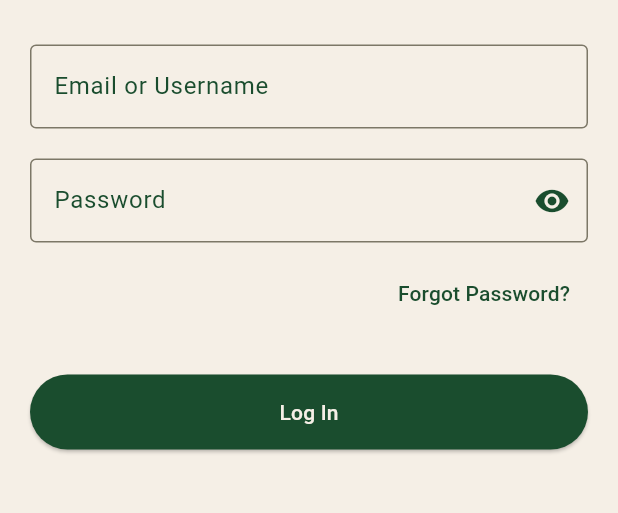
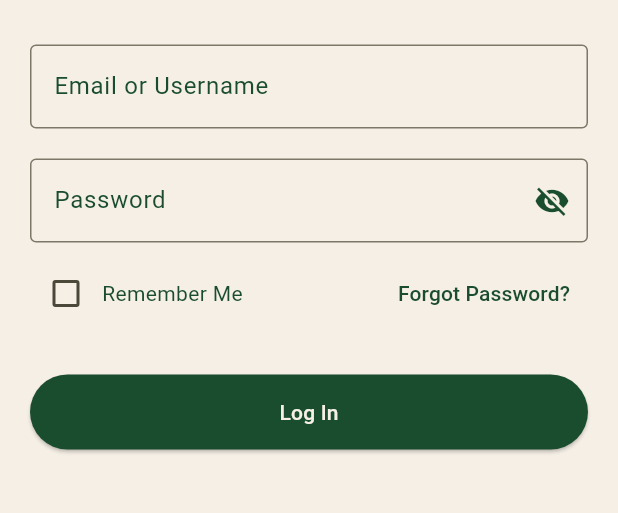
Before and after one commit to AzakarJewelry/Streaming-App-using-flutter, a Flutter app: the screen it shows after launch, after a tap on "Login", on a phone screen of 412 x 824 dp, the part 560-1073 px from its top. Run offline on Flutter 3.47's test engine with Material 3 defaults, Android fonts, the phone set to English and light mode, and no system bars; our stand-ins replace chewie, firebase_auth, firebase_core, shared_preferences, video_player; missing offline and left inert: azakarstream, subtitle_wrapper_package; accounts and stored records are empty; network calls fail.

Commit message:
login rememberme

```diff
--- a/lib/login.dart
+++ b/lib/login.dart
@@ -1,5 +1,6 @@
 import 'package:firebase_auth/firebase_auth.dart';
 import 'package:flutter/material.dart';
+import 'package:shared_preferences/shared_preferences.dart';
 import 'forgotpassword.dart';
 import 'dashboard_screen.dart';
 
@@ -14,12 +15,58 @@ class _LoginScreenState extends State<LoginScreen> {
   final TextEditingController _emailController = TextEditingController();
   final TextEditingController _passwordController = TextEditingController();
   bool _isLoading = false;
+  bool _rememberMe = false;
+  bool _isPasswordVisible = false;
+
+  @override
+  void initState() {
+    super.initState();
+    _loadRememberedCredentials();
+  }
 
   @override
   void dispose() {
     _emailController.dispose();
     _passwordController.dispose();
     super.dispose();
+  }
+
+  Future<void> _loadRememberedCredentials() async {
+    try {
+      final prefs = await SharedPreferences.getInstance();
+      final savedEmail = prefs.getString('email') ?? '';
+      final savedPassword = prefs.getString('password') ?? '';
+      final rememberMe = prefs.getBool('rememberMe') ?? false;
+
+      if (rememberMe) {
+        setState(() {
+          _emailController.text = savedEmail;
+          _passwordController.text = savedPassword;
+          _rememberMe = rememberMe;
+        });
+      }
+    } catch (e) {
+      // Log or handle the error
+      debugPrint("Error loading saved credentials: $e");
+    }
+  }
+
+  Future<void> _saveCredentials() async {
+    try {
+      final prefs = await SharedPreferences.getInstance();
+      if (_rememberMe) {
+        await prefs.setString('email', _emailController.text.trim());
+        await prefs.setString('password', _passwordController.text.trim());
+        await prefs.setBool('rememberMe', true);
+      } else {
+        await prefs.remove('email');
+        await prefs.remove('password');
+        await prefs.setBool('rememberMe', false);
+      }
+    } catch (e) {
+      // Log or handle the error
+      debugPrint("Error saving credentials: $e");
+    }
   }
 
   Future<void> _login() async {
@@ -29,6 +76,10 @@ class _LoginScreenState extends State<LoginScreen> {
         email: _emailController.text.trim(),
         password: _passwordController.text.trim(),
       );
+
+      // Save credentials if "Remember Me" is checked
+      await _saveCredentials();
+
       if (!mounted) return;
       Navigator.pushReplacement(
         context,
@@ -105,20 +156,45 @@ class _LoginScreenState extends State<LoginScreen> {
                   ),
                   labelStyle: const TextStyle(color: Color(0xFF1A4D2E)),
                   suffixIcon: IconButton(
-                    icon: const Icon(Icons.visibility, color: Color(0xFF1A4D2E)),
-                    onPressed: () {},
+                    icon: Icon(
+                      _isPasswordVisible ? Icons.visibility : Icons.visibility_off,
+                      color: const Color(0xFF1A4D2E),
+                    ),
+                    onPressed: () {
+                      setState(() {
+                        _isPasswordVisible = !_isPasswordVisible;
+                      });
+                    },
                   ),
                   focusedBorder: OutlineInputBorder(
                     borderSide: BorderSide(color: const Color(0xFF1A4D2E)),
                   ),
                 ),
-                obscureText: true,
+                obscureText: !_isPasswordVisible,
                 style: const TextStyle(color: Color(0xFF1A4D2E)),
               ),
               const SizedBox(height: 10),
-              Align(
-                alignment: Alignment.centerRight,
-                child: TextButton(
+              Row(
+                mainAxisAlignment: MainAxisAlignment.spaceBetween,
+                children: [
+                  Row(
+                    children: [
+                      Checkbox(
+                        value: _rememberMe,
+                        onChanged: (value) {
+                          setState(() {
+                            _rememberMe = value ?? false;
+                          });
+                        },
+                        activeColor: const Color(0xFF1A4D2E),
+                      ),
+                      const Text(
+                        'Remember Me',
+                        style: TextStyle(color: Color(0xFF1A4D2E)),
+                      ),
+                    ],
+                  ),
+                  TextButton(
                     onPressed: () {
                       Navigator.push(
                         context,
@@ -132,6 +208,7 @@ class _LoginScreenState extends State<LoginScreen> {
                       style: TextStyle(color: Color(0xFF1A4D2E)),
                     ),
                   ),
+                ],
               ),
               const SizedBox(height: 30),
               ElevatedButton(
--- a/pubspec.yaml
+++ b/pubspec.yaml
@@ -41,6 +41,7 @@
     subtitle_wrapper_package: ^2.2.1
     firebase_core: ^3.11.0
     firebase_auth: ^5.4.2
+    shared_preferences: ^2.5.2
 
   # The following section is specific to Flutter.
   dev_dependencies:
```
Also changed, not shown: pubspec.lock, 1 other file. Lines whose indentation alone changed are shown as unchanged.
